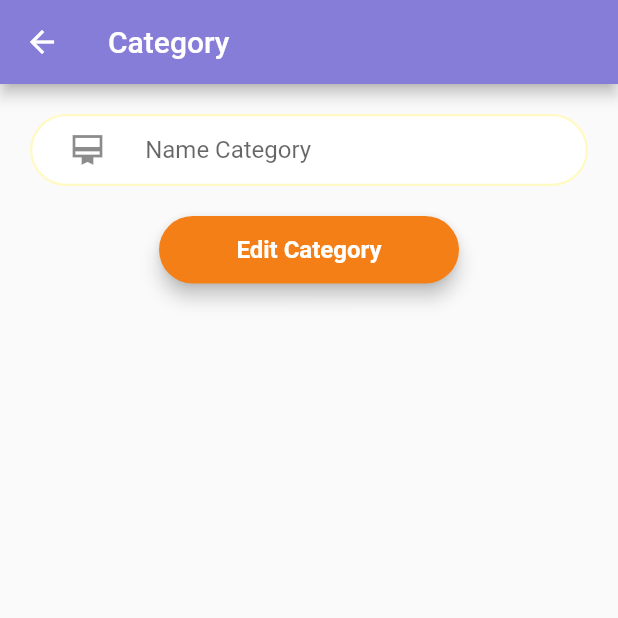
After one commit to RizalGusnanda/flutter-FinalProject, a Flutter app: the edit screen opened directly, after a tap on "Edit Category", on a phone screen of 412 x 824 dp, the top half of it. The commit adds this screen. Run offline on Flutter 3.47's test engine with Material 2 defaults, Android fonts, the phone set to English and light mode, and no system bars; our stand-ins replace shared_preferences; accounts and stored records are empty; network calls fail; Roboto replaces fonts that are missing (Raleway).

Commit message:
fix edit form

```diff
--- /dev/null
+++ b/lib/Screens/edit_category.dart
@@ -0,0 +1,95 @@
+import 'package:flutter/material.dart';
+
+class edit extends StatefulWidget {
+  const edit({Key? key}) : super(key: key);
+
+  @override
+  State<edit> createState() => _editState();
+}
+
+class _editState extends State<edit> {
+  TextEditingController etCategory = TextEditingController();
+  @override
+  Widget build(BuildContext context) {
+    return Scaffold(
+      appBar: AppBar(
+        title: const Text('Category'),
+        backgroundColor: Color.fromARGB(255, 134, 125, 216),
+      ),
+      body: SingleChildScrollView(
+        child: Column(
+          children: [
+            Padding(
+              padding: const EdgeInsets.all(20.0),
+              child: TextFormField(
+                style: const TextStyle(
+                  fontFamily: 'Raleway',
+                ),
+                controller: etCategory,
+                decoration: InputDecoration(
+                  labelText: 'Name Category',
+                  labelStyle: const TextStyle(
+                    fontFamily: 'Raleway',
+                  ),
+                  prefixIcon: const Align(
+                    widthFactor: 3.2,
+                    heightFactor: 1.5,
+                    child: Icon(
+                      Icons.card_membership_sharp,
+                    ),
+                  ),
+                  contentPadding: const EdgeInsets.symmetric(
+                    vertical: 10,
+                  ),
+                  filled: true,
+                  fillColor: Colors.white,
+                  focusedBorder: OutlineInputBorder(
+                    borderSide: BorderSide(color: Colors.yellow.shade100),
+                    borderRadius: BorderRadius.circular(50),
+                  ),
+                  enabledBorder: OutlineInputBorder(
+                    borderSide: BorderSide(
+                      width: 1.5,
+                      color: Colors.yellow.shade100,
+                    ),
+                    borderRadius: BorderRadius.circular(50),
+                  ),
+                ),
+              ),
+            ),
+            Padding(
+              padding: const EdgeInsets.only(left: 22, right: 22),
+              child: SizedBox(
+                width: 200,
+                height: 45,
+                child: ElevatedButton(
+                  style: ElevatedButton.styleFrom(
+                    backgroundColor: Colors.yellow.shade900,
+                    elevation: 5,
+                    shape: RoundedRectangleBorder(
+                      borderRadius: BorderRadius.circular(50),
+                    ),
+                  ),
+                  onPressed: () {
+                    Navigator.pushNamed(
+                      context,
+                      '/home',
+                    );
+                  },
+                  child: const Text(
+                    "Edit Category",
+                    style: TextStyle(
+                      fontWeight: FontWeight.bold,
+                      fontSize: 16,
+                    ),
+                  ),
+                ),
+              ),
+            ),
+          ],
+        ),
+      ),
+    );
+    ;
+  }
+}
--- a/lib/Screens/home_screen.dart
+++ b/lib/Screens/home_screen.dart
@@ -1,5 +1,6 @@
 import 'dart:convert';
 import 'package:flutter/material.dart';
+import 'package:flutterapp/Screens/edit_category.dart';
 import 'package:flutterapp/Screens/login_screen.dart';
 import 'package:flutterapp/Services/category_services.dart';
 import 'package:flutterapp/components/category.dart';
@@ -188,7 +189,7 @@ class _HomeScreen extends State<HomeScreen> {
                               return Dismissible(
                                 key: UniqueKey(),
                                 background: Container(
-                                  color: Colors.yellowAccent,
+                                  color: Color.fromARGB(255, 51, 179, 55),
                                   child: Padding(
                                     padding: const EdgeInsets.all(15),
                                     child: Row(
@@ -216,6 +217,17 @@ class _HomeScreen extends State<HomeScreen> {
                                     ),
                                   ),
                                 ),
+                                onDismissed: (DismissDirection direction) {
+                                  if (direction ==
+                                      DismissDirection.startToEnd) {
+                                    Navigator.push(
+                                        context,
+                                        MaterialPageRoute(
+                                          builder: (BuildContext context) =>
+                                              const edit(),
+                                        ));
+                                  }
+                                },
                                 child: Container(
                                   margin:
                                       const EdgeInsets.fromLTRB(10, 5, 10, 5),
```
